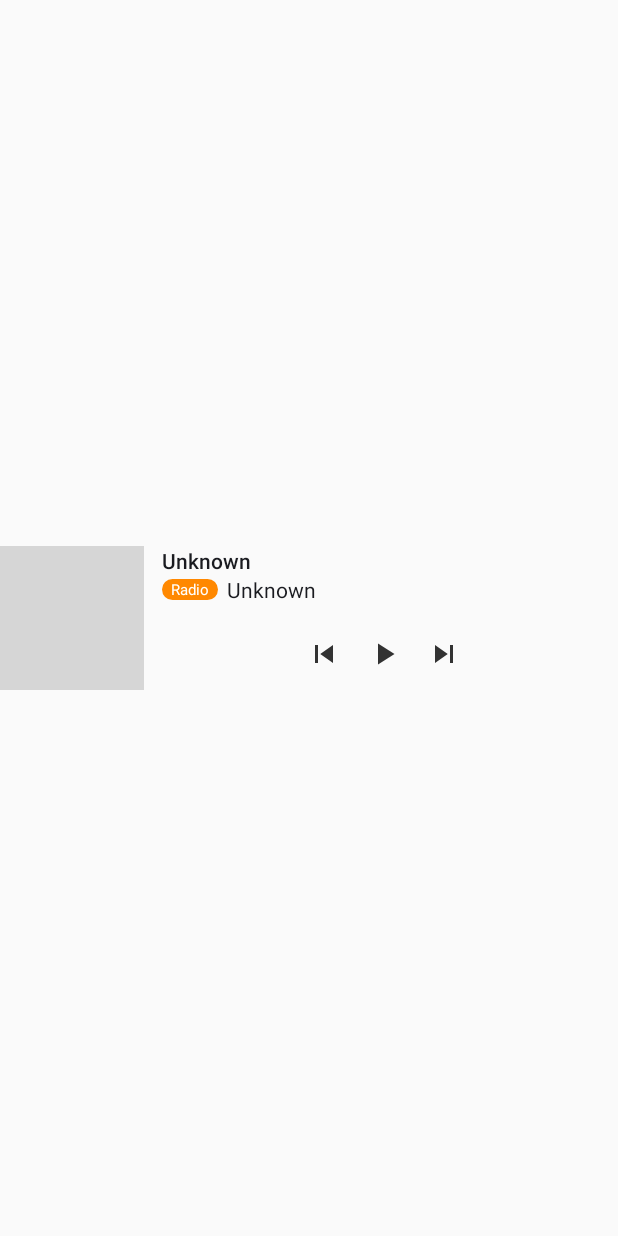
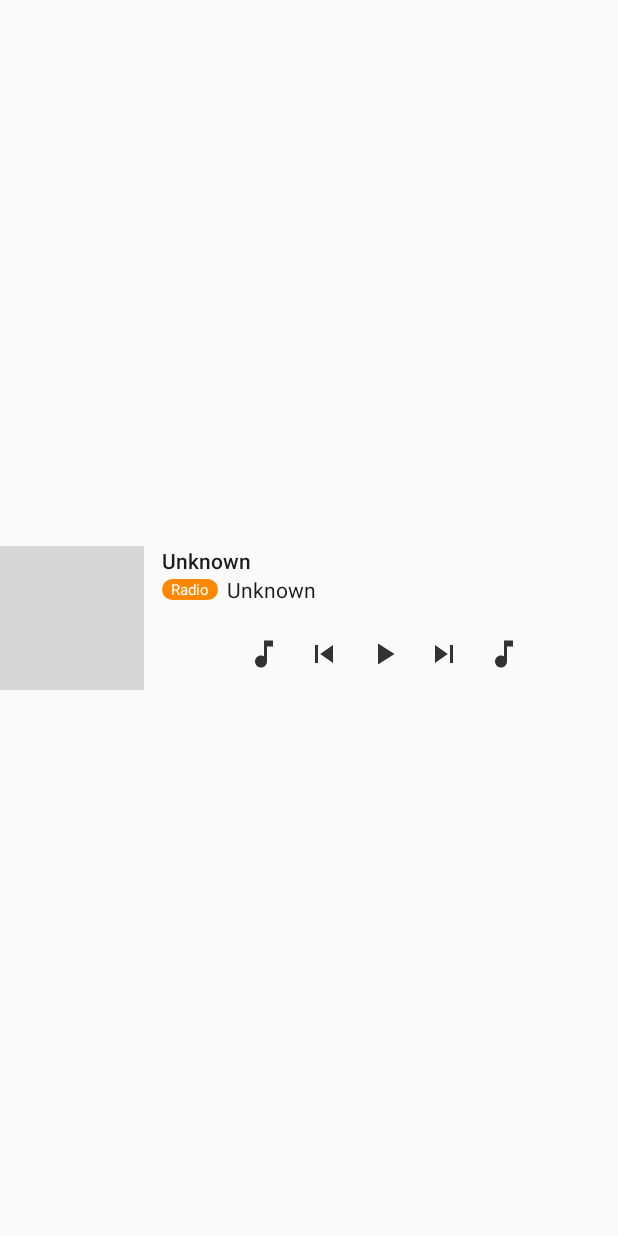
Before and after one commit to jrfeng/snow, an Android app: the layout snow_simple_notification_view_big.xml on its own in the app's theme, with its tools: preview values and no code run, on a phone screen of 412 x 824 dp. Run offline under Robolectric (Android 15) with nearby library versions, the light colour scheme and no system bars; grey boxes are pictures that could not be loaded.

Commit message:
optimize 'PlayerService.SimpleNotificationView'
- support custom action

```diff
--- a/player/src/main/res/layout/snow_simple_notification_view_big.xml
+++ b/player/src/main/res/layout/snow_simple_notification_view_big.xml
@@ -66,9 +66,15 @@
 
         </LinearLayout>
 
+        <RelativeLayout
+            android:layout_width="match_parent"
+            android:layout_height="@dimen/snow_notif_icon_size_big_half">
+
             <LinearLayout
-            android:layout_width="match_parent"
+                android:id="@+id/snow_notif_button_group"
+                android:layout_width="wrap_content"
                 android:layout_height="@dimen/snow_notif_icon_size_big_half"
+                android:layout_centerInParent="true"
                 android:gravity="center"
                 android:orientation="horizontal">
 
@@ -101,6 +107,36 @@
 
             </LinearLayout>
 
+            <ImageButton
+                android:id="@+id/snow_notif_custom_action1"
+                android:layout_width="@dimen/snow_notif_button_size_40dp"
+                android:layout_height="@dimen/snow_notif_button_size_40dp"
+                android:layout_centerVertical="true"
+                android:layout_toLeftOf="@id/snow_notif_button_group"
+                android:background="@drawable/snow_bg_notif_button"
+                android:contentDescription="@string/snow_des_custom_action"
+                android:scaleType="centerInside"
+                android:visibility="gone"
+                tools:ignore="RtlCompat,RtlHardcoded"
+                tools:src="@drawable/snow_ic_music"
+                tools:visibility="visible" />
+
+            <ImageButton
+                android:id="@+id/snow_notif_custom_action2"
+                android:layout_width="@dimen/snow_notif_button_size_40dp"
+                android:layout_height="@dimen/snow_notif_button_size_40dp"
+                android:layout_centerVertical="true"
+                android:layout_toRightOf="@id/snow_notif_button_group"
+                android:background="@drawable/snow_bg_notif_button"
+                android:contentDescription="@string/snow_des_custom_action"
+                android:scaleType="centerInside"
+                android:visibility="gone"
+                tools:ignore="RtlCompat,RtlHardcoded"
+                tools:src="@drawable/snow_ic_music"
+                tools:visibility="visible" />
+
+        </RelativeLayout>
+
     </LinearLayout>
 
 </LinearLayout>
--- a/player/src/main/res/values/strings.xml
+++ b/player/src/main/res/values/strings.xml
@@ -18,4 +18,5 @@
     <string name="snow_des_play_pause">play/pause</string>
     <string name="snow_des_skip_to_next">skip to next</string>
     <string name="snow_des_shutdown">shutdown</string>
+    <string name="snow_des_custom_action">custom action</string>
 </resources>
```
Also changed, not shown: player/src/main/java/snow/player/PlayerService.java (+109 -0 lines), player/src/main/res/layout/snow_simple_notification_view.xml (+21 -2 lines), 1 other file. Lines whose indentation alone changed are shown as unchanged.
